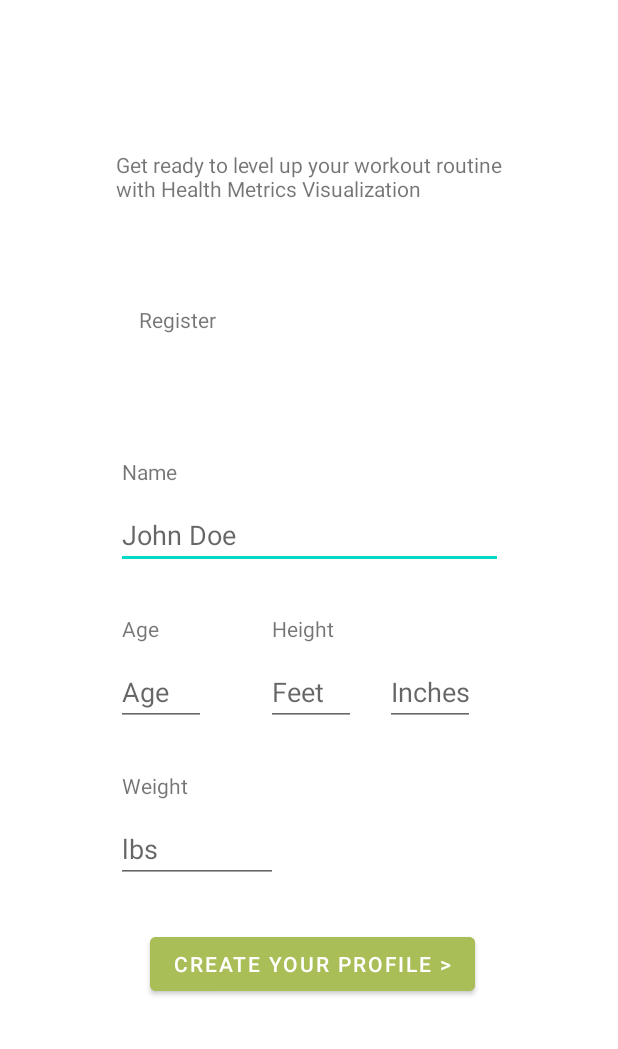
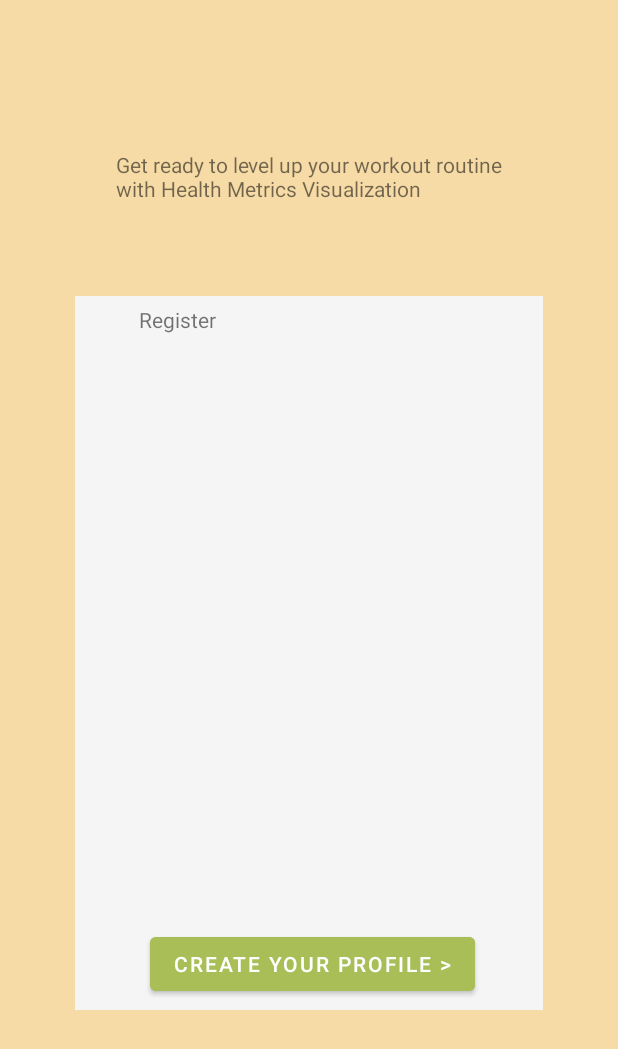
Before and after one commit to alejandrohsanchez/Health-Metrics-Visualization-App, an Android app: the layout activity_main.xml on its own in the app's theme, with its tools: preview values and no code run, on a phone screen of 412 x 824 dp. Shown: the top 1049 px of the screen. Run offline under Robolectric (Android 15) with nearby library versions, the phone set to English and light mode, and no system bars.

Commit message:
Updated project

```diff
--- a/HealthMetricsVisualv1AlejandroSanchez/app/src/main/java/com/example/healthmetricsvisualv1alejandrosanchez/DatabaseHelper.java
+++ b/HealthMetricsVisualv1AlejandroSanchez/app/src/main/java/com/example/healthmetricsvisualv1alejandrosanchez/DatabaseHelper.java
@@ -56,6 +56,12 @@ public class DatabaseHelper extends SQLiteOpenHelper {
         return true;
     }
 
+    public String getUsername() {
+        String username;
+        username = "a";
+        return username;
+    }
+
     public List<UserModel> getEveryone() {
         List<UserModel> returnList = new ArrayList<>();
 
--- a/HealthMetricsVisualv1AlejandroSanchez/app/src/main/res/layout/activity_main.xml
+++ b/HealthMetricsVisualv1AlejandroSanchez/app/src/main/res/layout/activity_main.xml
@@ -4,6 +4,7 @@
     xmlns:tools="http://schemas.android.com/tools"
     android:layout_width="match_parent"
     android:layout_height="match_parent"
+    android:background="#F7DBA7"
     tools:context=".MainActivity">
 
     <TextView
@@ -140,7 +141,7 @@
         android:id="@+id/frame1"
         android:layout_width="312dp"
         android:layout_height="476dp"
-        android:backgroundTint="#F5F5F5"
+        android:background="#F5F5F5"
         app:layout_constraintBottom_toBottomOf="@+id/createButton"
         app:layout_constraintEnd_toEndOf="parent"
         app:layout_constraintStart_toStartOf="parent"
@@ -148,4 +149,16 @@
 
     </FrameLayout>
 
+    <FrameLayout
+        android:id="@+id/frame2"
+        android:layout_width="427dp"
+        android:layout_height="748dp"
+        android:backgroundTint="#3F51B5"
+        app:layout_constraintBottom_toBottomOf="parent"
+        app:layout_constraintEnd_toEndOf="parent"
+        app:layout_constraintStart_toStartOf="parent"
+        app:layout_constraintTop_toTopOf="parent">
+
+    </FrameLayout>
+
 </androidx.constraintlayout.widget.ConstraintLayout>
```
Also changed, not shown: HealthMetricsVisualv1AlejandroSanchez/app/src/main/java/com/example/healthmetricsvisualv1alejandrosanchez/MainActivity.java (+16 -0 lines).
